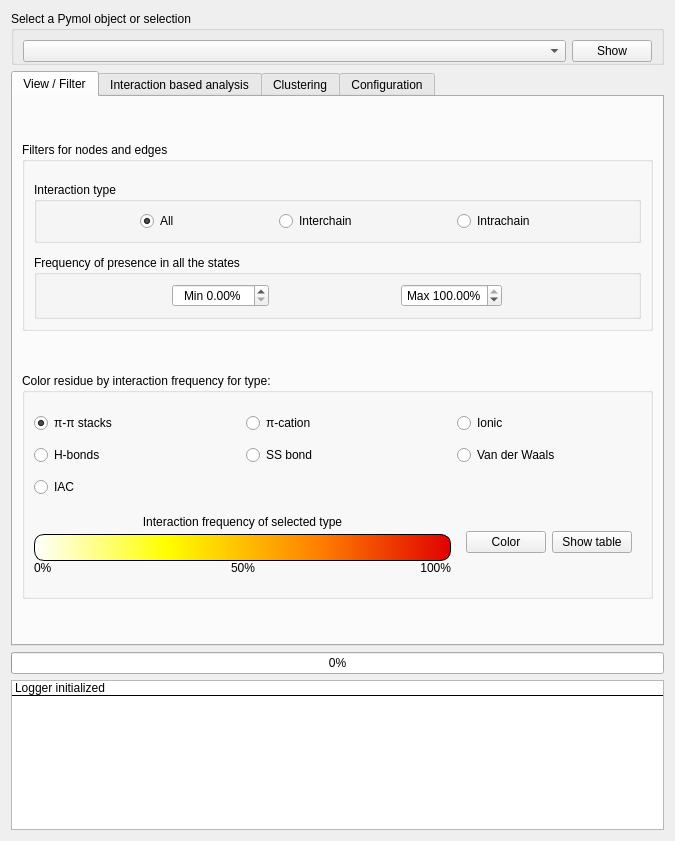
Qt form GUIs/plugin.ui (BioComputingUP/ring-pymol) before a commit.
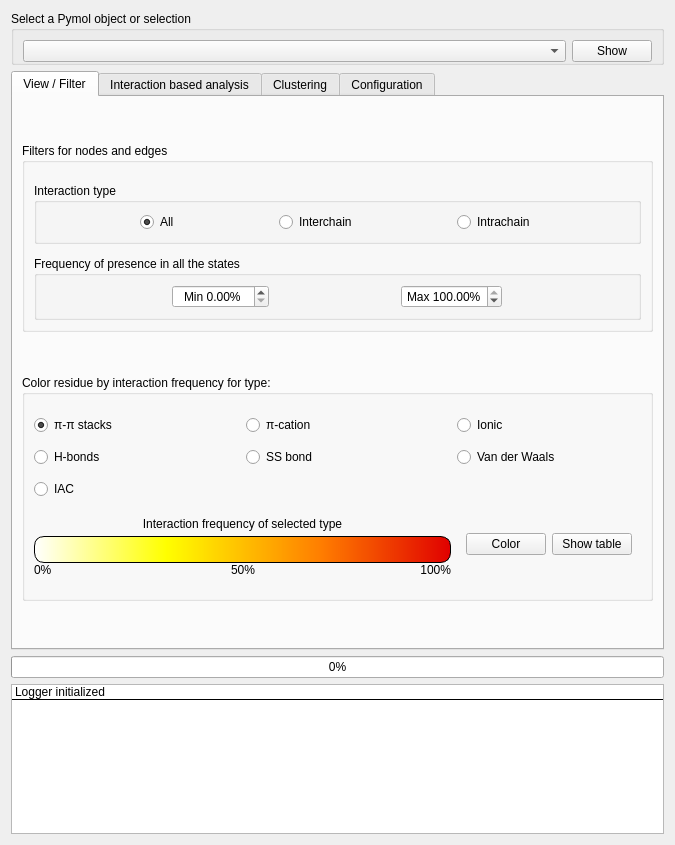
The same form after that commit. The open tabs and pages were chosen to show the change.

Commit message: Set theme

What changed in the file:
```diff
--- a/GUIs/plugin.ui
+++ b/GUIs/plugin.ui
@@ -7,7 +7,7 @@
     <x>0</x>
     <y>0</y>
     <width>675</width>
-    <height>841</height>
+    <height>845</height>
    </rect>
   </property>
   <property name="sizePolicy">
```
Left out of the diff: 2 changed lines with no effect on the pictures. The commit also changes 1 other file.
